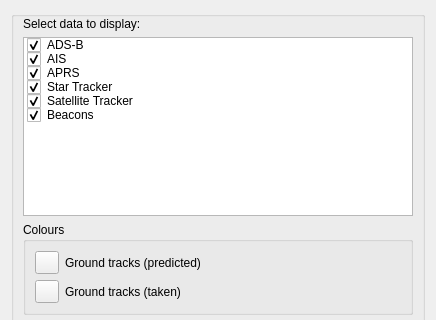
Old version of the form plugins/feature/map/mapsettingsdialog.ui in the repository f4exb/sdrangel; both pictures show x 0 to 436 and y 0 to 320 of the 436 by 491 pixel window.
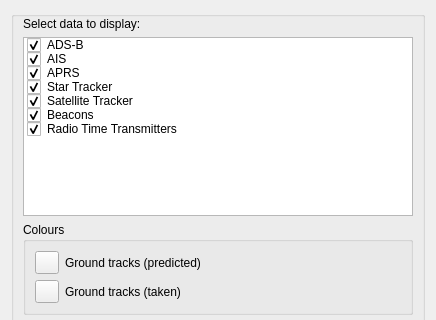
New version of the form.

Commit message: Add radio time transmitters to map

The edit to the form file:
```diff
--- a/plugins/feature/map/mapsettingsdialog.ui
+++ b/plugins/feature/map/mapsettingsdialog.ui
@@ -89,6 +89,14 @@
           <enum>Checked</enum>
          </property>
         </item>
+        <item>
+         <property name="text">
+          <string>Radio Time Transmitters</string>
+         </property>
+         <property name="checkState">
+          <enum>Checked</enum>
+         </property>
+        </item>
        </widget>
       </item>
       <item>
```
The commit also changes 14 other files.
